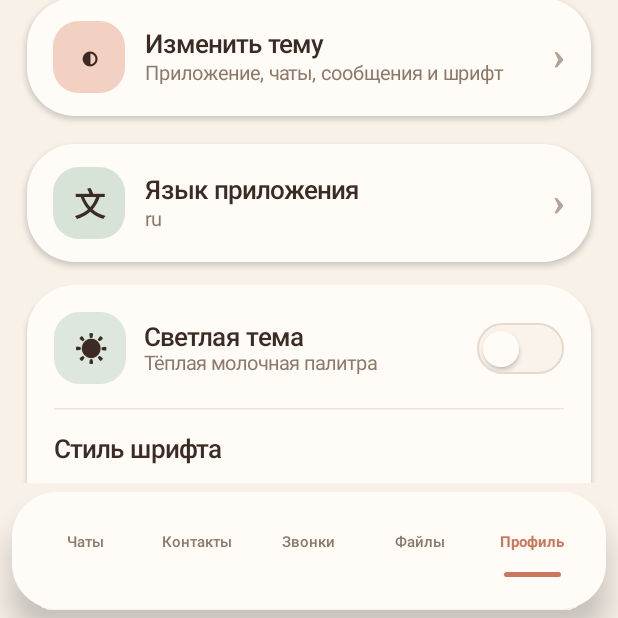
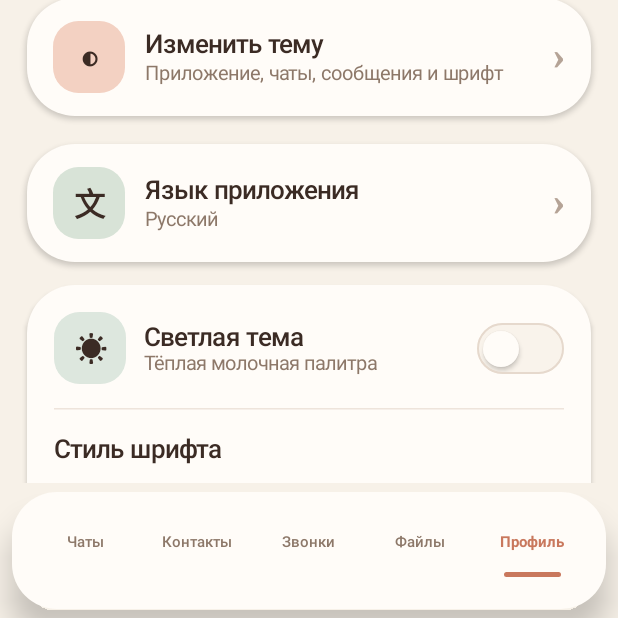
Before and after one commit to nemec8912-eng/Ochag, an Android app built with Jetpack Compose: the ProfileScreen screen opened through its navigation route, on a phone screen of 412 x 824 dp, the part 618-1236 px from its top. Run offline under Robolectric (Android 15) with nearby library versions, the phone set to English and light mode, and no system bars; our stand-ins replace Room's generated code.

Commit message:
Show localized language name in profile

```diff
--- a/app/src/main/java/com/ochag/app/ui/screens/ProfileScreen.kt
+++ b/app/src/main/java/com/ochag/app/ui/screens/ProfileScreen.kt
@@ -498,7 +498,7 @@ fun ProfileScreen(
                 ProfileAction(
                     "文",
                     "Язык приложения",
-                    selectedLanguage,
+                    languageNames[selectedLanguage] ?: "Русский",
                     AvatarSage
                 ) { showLanguageDialog = true }
 
```
